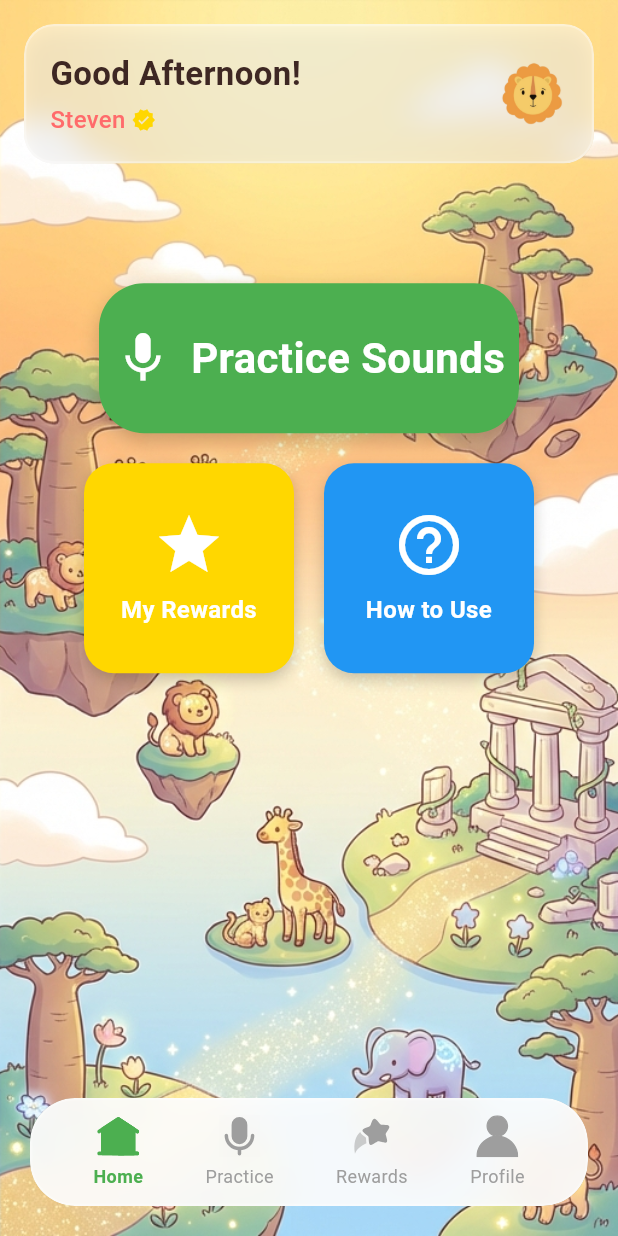
After one commit to StevenBartolome/hci_project, a Flutter app: the DashboardScreen screen opened directly, on a phone screen of 412 x 824 dp. The commit adds this screen. Run offline on Flutter 3.47's test engine with Material 3 defaults, Android fonts, the phone set to English and light mode, and no system bars; our stand-ins replace flutter_svg.

Commit message:
add avatar profile

```diff
--- /dev/null
+++ b/lib/screens/dashboard_screen.dart
@@ -0,0 +1,372 @@
+import 'package:flutter/material.dart';
+import 'dart:ui';
+import 'package:flutter_svg/flutter_svg.dart';
+import 'sound_selection_screen.dart';
+import 'rewards_screen.dart';
+import 'how_to_use_screen.dart';
+
+class DashboardScreen extends StatefulWidget {
+  const DashboardScreen({super.key});
+
+  @override
+  State<DashboardScreen> createState() => _DashboardScreenState();
+}
+
+class _DashboardScreenState extends State<DashboardScreen> {
+  int _selectedIndex = 0;
+
+  @override
+  Widget build(BuildContext context) {
+    return Scaffold(
+      extendBody: true,
+      body: Container(
+        width: double.infinity,
+        height: double.infinity,
+        decoration: BoxDecoration(
+          image: DecorationImage(
+            image: AssetImage('assets/images/safari_background.png'),
+            fit: BoxFit.cover,
+            alignment: Alignment.center,
+          ),
+        ),
+        child: SafeArea(
+          child: Stack(
+            children: [
+              // Main content
+              SizedBox(
+                width: double.infinity,
+                child: Column(
+                  mainAxisAlignment: MainAxisAlignment.center,
+                  children: [
+                    const Spacer(flex: 2),
+
+                    // Primary Button - Practice Sounds
+                    _buildPrimaryButton(
+                      context,
+                      label: 'Practice Sounds',
+                      icon: Icons.mic,
+                      color: Color(0xFF4CAF50), // Green
+                      onTap: () {
+                        Navigator.push(
+                          context,
+                          MaterialPageRoute(
+                            builder: (context) => const SoundSelectionScreen(),
+                          ),
+                        );
+                      },
+                    ),
+
+                    const SizedBox(height: 20),
+
+                    // Secondary Buttons Row
+                    Row(
+                      mainAxisAlignment: MainAxisAlignment.center,
+                      children: [
+                        // My Rewards Button
+                        _buildSecondaryButton(
+                          context,
+                          label: 'My Rewards',
+                          icon: Icons.star,
+                          color: Color(0xFFFFD700), // Gold
+                          onTap: () {
+                            Navigator.push(
+                              context,
+                              MaterialPageRoute(
+                                builder: (context) => const RewardsScreen(),
+                              ),
+                            );
+                          },
+                        ),
+
+                        const SizedBox(width: 20),
+
+                        // How to Use Button
+                        _buildSecondaryButton(
+                          context,
+                          label: 'How to Use',
+                          icon: Icons.help_outline,
+                          color: Color(0xFF2196F3), // Blue
+                          onTap: () {
+                            Navigator.push(
+                              context,
+                              MaterialPageRoute(
+                                builder: (context) => const HowToUseScreen(),
+                              ),
+                            );
+                          },
+                        ),
+                      ],
+                    ),
+
+                    const Spacer(flex: 3),
+                  ],
+                ),
+              ),
+
+              // Header Card with Greeting & Avatar
+              Positioned(
+                top: 16,
+                left: 16,
+                right: 16,
+                child: ClipRRect(
+                  borderRadius: BorderRadius.circular(20),
+                  child: BackdropFilter(
+                    filter: ImageFilter.blur(sigmaX: 10, sigmaY: 10),
+                    child: Container(
+                      padding: const EdgeInsets.all(16),
+                      decoration: BoxDecoration(
+                        color: Colors.white.withOpacity(0.5),
+                        borderRadius: BorderRadius.circular(20),
+                        border: Border.all(
+                          color: Colors.white.withOpacity(0.3),
+                          width: 1.5,
+                        ),
+                        boxShadow: [
+                          BoxShadow(
+                            color: Colors.black.withOpacity(0.1),
+                            blurRadius: 10,
+                            offset: const Offset(0, 4),
+                          ),
+                        ],
+                      ),
+                      child: Row(
+                        mainAxisAlignment: MainAxisAlignment.spaceBetween,
+                        children: [
+                          // Greeting & Username
+                          Column(
+                            crossAxisAlignment: CrossAxisAlignment.start,
+                            children: [
+                              Text(
+                                'Good Afternoon!',
+                                style: TextStyle(
+                                  fontSize: 22,
+                                  fontWeight: FontWeight.bold,
+                                  color: Colors.brown[900],
+                                ),
+                              ),
+                              const SizedBox(height: 4),
+                              Row(
+                                children: [
+                                  Text(
+                                    'Steven',
+                                    style: TextStyle(
+                                      fontSize: 16,
+                                      fontWeight: FontWeight.w500,
+                                      color: Color(0xFFFF6B6B),
+                                    ),
+                                  ),
+                                  const SizedBox(width: 4),
+                                  Icon(
+                                    Icons.verified,
+                                    color: Color(0xFFFFD700),
+                                    size: 16,
+                                  ),
+                                ],
+                              ),
+                            ],
+                          ),
+
+                          // User Avatar
+                          CircleAvatar(
+                            radius: 25,
+                            backgroundColor: Colors.transparent,
+                            backgroundImage: AssetImage(
+                              'assets/images/profile_avatar/lion.png',
+                            ),
+                          ),
+                        ],
+                      ),
+                    ),
+                  ),
+                ),
+              ),
+            ],
+          ),
+        ),
+      ),
+      bottomNavigationBar: Padding(
+        padding: const EdgeInsets.only(left: 20, right: 20, bottom: 20),
+        child: ClipRRect(
+          borderRadius: BorderRadius.circular(30),
+          child: BackdropFilter(
+            filter: ImageFilter.blur(sigmaX: 10, sigmaY: 10),
+            child: Container(
+              decoration: BoxDecoration(
+                color: Colors.white.withOpacity(0.9),
+                borderRadius: BorderRadius.circular(30),
+                border: Border.all(
+                  color: Colors.white.withOpacity(0.3),
+                  width: 1.5,
+                ),
+                boxShadow: [
+                  BoxShadow(
+                    color: Colors.black.withOpacity(0.1),
+                    blurRadius: 10,
+                    offset: const Offset(0, 4),
+                  ),
+                ],
+              ),
+              child: SafeArea(
+                child: Padding(
+                  padding: const EdgeInsets.symmetric(
+                    horizontal: 20,
+                    vertical: 10,
+                  ),
+                  child: Row(
+                    mainAxisAlignment: MainAxisAlignment.spaceAround,
+                    children: [
+                      _buildNavItem(
+                        assetName: 'assets/icons/house-home-svgrepo-com.svg',
+                        index: 0,
+                        label: 'Home',
+                      ),
+                      _buildNavItem(
+                        assetName: 'assets/icons/voice-svgrepo-com.svg',
+                        index: 1,
+                        label: 'Practice',
+                      ),
+                      _buildNavItem(
+                        assetName: 'assets/icons/star-fall-2-svgrepo-com.svg',
+                        index: 2,
+                        label: 'Rewards',
+                      ),
+                      _buildNavItem(
+                        assetName:
+                            'assets/icons/account-customize-man-svgrepo-com.svg',
+                        index: 3,
+                        label: 'Profile',
+                      ),
+                    ],
+                  ),
+                ),
+              ),
+            ),
+          ),
+        ),
+      ),
+    );
+  }
+
+  Widget _buildPrimaryButton(
+    BuildContext context, {
+    required String label,
+    required IconData icon,
+    required Color color,
+    required VoidCallback onTap,
+  }) {
+    return GestureDetector(
+      onTap: onTap,
+      child: Container(
+        width: 280,
+        height: 100,
+        decoration: BoxDecoration(
+          color: color,
+          borderRadius: BorderRadius.circular(30),
+          boxShadow: [
+            BoxShadow(
+              color: Colors.black.withOpacity(0.2),
+              blurRadius: 10,
+              offset: const Offset(0, 5),
+            ),
+          ],
+        ),
+        child: Row(
+          mainAxisAlignment: MainAxisAlignment.center,
+          children: [
+            Icon(icon, color: Colors.white, size: 40),
+            const SizedBox(width: 12),
+            Text(
+              label,
+              style: const TextStyle(
+                fontSize: 28,
+                fontWeight: FontWeight.bold,
+                color: Colors.white,
+              ),
+            ),
+          ],
+        ),
+      ),
+    );
+  }
+
+  Widget _buildSecondaryButton(
+    BuildContext context, {
+    required String label,
+    required IconData icon,
+    required Color color,
+    required VoidCallback onTap,
+  }) {
+    return GestureDetector(
+      onTap: onTap,
+      child: Container(
+        width: 140,
+        height: 140,
+        decoration: BoxDecoration(
+          color: color,
+          borderRadius: BorderRadius.circular(20),
+          boxShadow: [
+            BoxShadow(
+              color: Colors.black.withOpacity(0.2),
+              blurRadius: 8,
+              offset: const Offset(0, 4),
+            ),
+          ],
+        ),
+        child: Column(
+          mainAxisAlignment: MainAxisAlignment.center,
+          children: [
+            Icon(icon, color: Colors.white, size: 48),
+            const SizedBox(height: 8),
+            Text(
+              label,
+              textAlign: TextAlign.center,
+              style: const TextStyle(
+                fontSize: 16,
+                fontWeight: FontWeight.bold,
+                color: Colors.white,
+              ),
+            ),
+          ],
+        ),
+      ),
+    );
+  }
+
+  Widget _buildNavItem({
+    required String assetName,
+    required int index,
+    required String label,
+  }) {
+    final bool isSelected = _selectedIndex == index;
+    return GestureDetector(
+      onTap: () {
+        setState(() {
+          _selectedIndex = index;
+        });
+      },
+      child: Column(
+        mainAxisSize: MainAxisSize.min,
+        children: [
+          SvgPicture.asset(
+            assetName,
+            colorFilter: ColorFilter.mode(
+              isSelected ? Color(0xFF4CAF50) : Colors.grey,
+              BlendMode.srcIn,
+            ),
+            width: 28,
+            height: 28,
+          ),
+          const SizedBox(height: 4),
+          Text(
+            label,
+            style: TextStyle(
+              fontSize: 12,
+              color: isSelected ? Color(0xFF4CAF50) : Colors.grey,
+              fontWeight: isSelected ? FontWeight.bold : FontWeight.normal,
+            ),
+          ),
+        ],
+      ),
+    );
+  }
+}
--- a/pubspec.yaml
+++ b/pubspec.yaml
@@ -34,6 +34,7 @@ dependencies:
   # The following adds the Cupertino Icons font to your application.
   # Use with the CupertinoIcons class for iOS style icons.
   cupertino_icons: ^1.0.8
+  flutter_svg: ^2.0.10
 
 dev_dependencies:
   flutter_test:
@@ -60,6 +61,8 @@ flutter:
   # To add assets to your application, add an assets section, like this:
   assets:
     - assets/images/
+    - assets/icons/
+    - assets/images/profile_avatar/
 
   # An image asset can refer to one or more resolution-specific "variants", see
   # https://flutter.dev/to/resolution-aware-images
```
Also changed, not shown: lib/screens/how_to_use_screen.dart (added, +94 -0 lines), lib/screens/rewards_screen.dart (added, +59 -0 lines), lib/screens/sound_selection_screen.dart (added, +48 -0 lines), lib/screens/welcome_screen.dart (+3 -4 lines), assets/icons/account-customize-man-svgrepo-com.svg (added), assets/icons/house-home-svgrepo-com.svg (added), assets/icons/star-fall-2-svgrepo-com.svg (added), assets/icons/voice-svgrepo-com.svg (added), assets/images/profile_avatar/bear.png (added), assets/images/profile_avatar/lion.png (added), assets/images/profile_avatar/panda.png (added), assets/images/profile_avatar/rhino.png (added), assets/images/profile_avatar/tiger.png (added), pubspec.lock.
